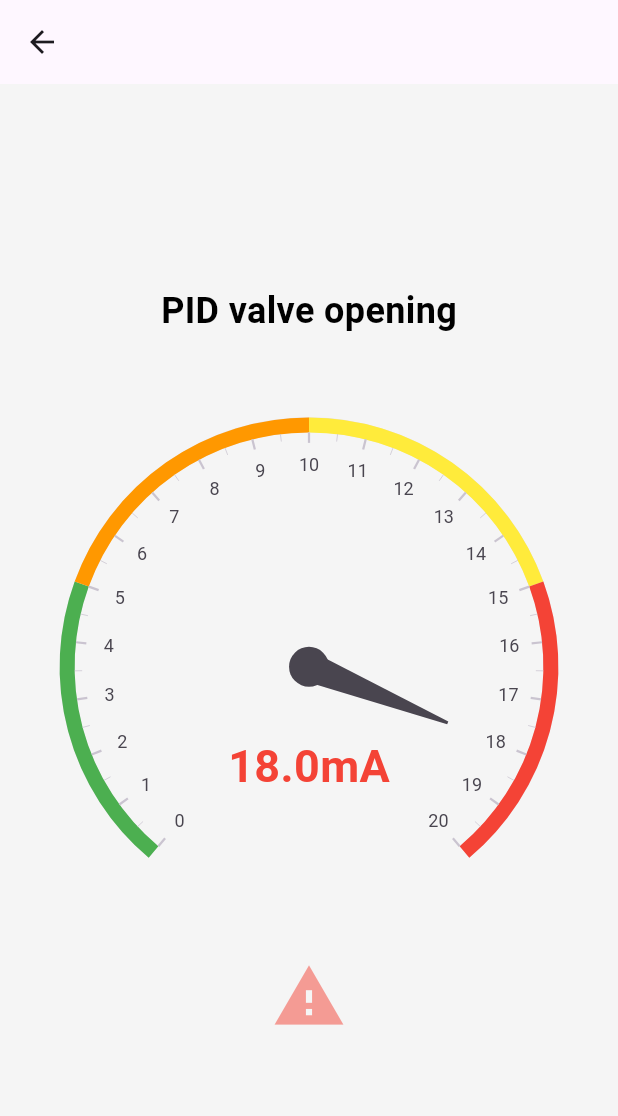
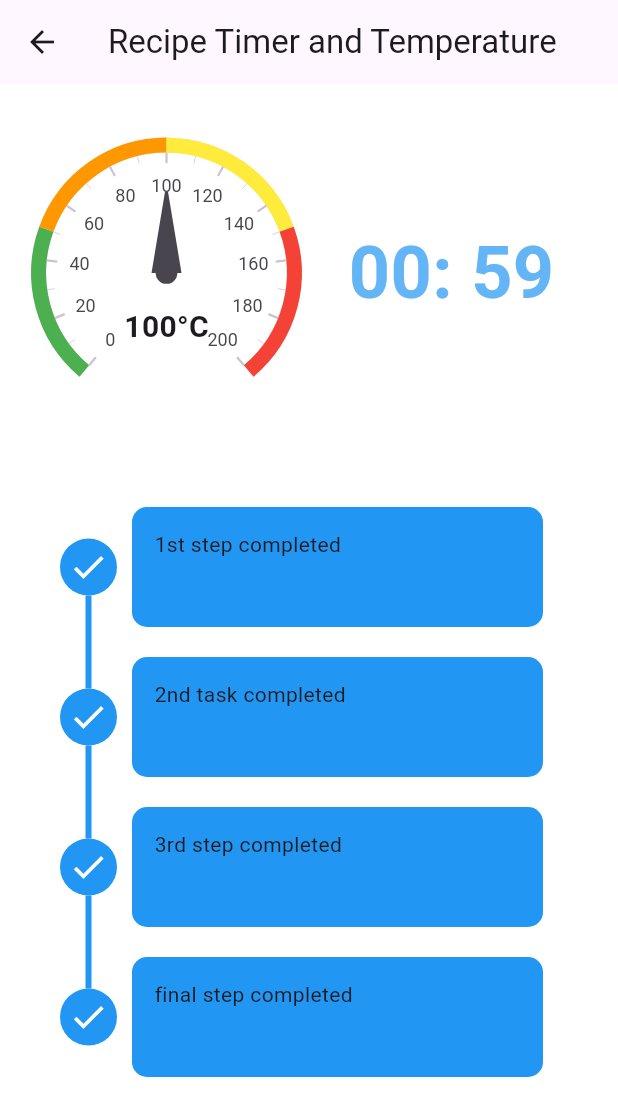
Before and after one commit to Sathwikkd/skf-dashboard-app, a Flutter app: the screen it shows after launch, after a tap on "Active Devices", on a phone screen of 412 x 824 dp. Shown: the top 1116 px of the screen. Run offline on Flutter 3.47's test engine with Material 3 defaults, Android fonts, the phone set to English and light mode, and no system bars; drawn by our look-alikes of syncfusion_flutter_gauges, timeline_tile; our stand-ins replace google_fonts.

Commit message:
recipe added

```diff
--- /dev/null
+++ b/lib/components/event_card.dart
@@ -0,0 +1,27 @@
+import 'package:flutter/material.dart';
+
+class EventCard extends StatelessWidget {
+
+  final bool isPast;
+  final child;
+  const EventCard({
+    super.key,
+    required this.isPast,
+    required this.child
+    });
+
+  @override
+  Widget build(BuildContext context) {
+    return Container(
+     margin:const EdgeInsets.all(10),
+      padding:const EdgeInsets.all(15),
+      decoration: BoxDecoration(color: isPast ? Colors.blue : Colors.blue.shade200,
+      borderRadius: BorderRadius.circular(10),
+      ),
+
+        child: child,
+
+      );
+
+  }
+}
--- /dev/null
+++ b/lib/components/timeline.dart
@@ -0,0 +1,41 @@
+import 'package:flutter/material.dart';
+import 'package:skf_project/components/event_card.dart';
+import 'package:timeline_tile/timeline_tile.dart';
+
+class MyTimeLine extends StatelessWidget {
+  final isFirst;
+  final isLast;
+  final isPast;
+  final eventcard;
+  const MyTimeLine({super.key,
+  required this.isFirst,
+  required this.isLast,
+  required this.isPast,
+  required this.eventcard
+  });
+
+  @override
+  Widget build(BuildContext context) {
+    return SizedBox(height: 100,
+      child: TimelineTile(
+        isFirst: isFirst,
+        isLast: isLast,
+        //line decoration
+        beforeLineStyle: LineStyle(color:isPast? Colors.blue : Colors.blue.shade200),
+        //icon styling
+        indicatorStyle: IndicatorStyle(
+          width: 38,
+          color:isPast ? Colors.blue : Colors.blue.shade200,
+          iconStyle: IconStyle(iconData: Icons.done,
+          color:isPast ? Colors.white : Colors.blue.shade200),
+        ),
+
+        //event cards
+        endChild: EventCard(
+          isPast: isPast,
+          child: eventcard,
+        ),
+      ),
+    );
+  }
+}
--- a/lib/features/home/pages/home_page.dart
+++ b/lib/features/home/pages/home_page.dart
@@ -1,5 +1,6 @@
 import 'package:flutter/material.dart';
 import 'package:google_fonts/google_fonts.dart';
+import 'package:skf_project/features/home/pages/recipe.dart';
 import 'package:skf_project/features/home/pages/temperature_status.dart';
 import 'package:skf_project/features/home/pages/valve_status.dart';
 import 'package:skf_project/features/home/widgets/custom_home_page_card.dart';
@@ -62,7 +63,7 @@ class _HomePageState extends State<HomePage> {
               ),
               GestureDetector(
                 onTap: () {
-                  Navigator.push(context, MaterialPageRoute(builder: (context)=>const ValveStatus()));
+                  Navigator.push(context, MaterialPageRoute(builder: (context)=> TimerClockPage()));
                 },
                 child: const CustomHomePageCard(
                   title: "Active Devices",
--- /dev/null
+++ b/lib/features/home/pages/recipe.dart
@@ -0,0 +1,149 @@
+import 'dart:async';
+import 'package:flutter/material.dart';
+import 'package:skf_project/components/timeline.dart';
+import 'package:syncfusion_flutter_gauges/gauges.dart';
+
+class TimerClockPage extends StatefulWidget {
+  @override
+  _TimerClockPageState createState() => _TimerClockPageState();
+}
+
+class _TimerClockPageState extends State<TimerClockPage> {
+  final int timerMaxSeconds = 60;
+  int currentSeconds = 0;
+  Timer? _timer;
+
+  String get timerText =>
+      '${((timerMaxSeconds - currentSeconds) ~/ 60).toString().padLeft(2, '0')}: ${((timerMaxSeconds - currentSeconds) % 60).toString().padLeft(2, '0')}';
+
+  void startTimeout() {
+    _timer = Timer.periodic(Duration(seconds: 1), (timer) {
+      setState(() {
+        currentSeconds = timer.tick;
+        if (timer.tick >= timerMaxSeconds) {
+          timer.cancel();
+        }
+      });
+    });
+  }
+
+  @override
+  void initState() {
+    super.initState();
+    startTimeout();
+  }
+
+  @override
+  void dispose() {
+    _timer?.cancel();
+    super.dispose();
+  }
+
+  @override
+  Widget build(BuildContext context) {
+    return Scaffold(
+      backgroundColor: Colors.white,
+      appBar: AppBar(
+        title: const Text('Recipe Timer and Temperature'),
+      ),
+      body: Column(
+        children: [
+          Padding(
+            padding: const EdgeInsets.all(16.0),
+            child: Row(
+              mainAxisAlignment: MainAxisAlignment.spaceEvenly,
+              children: [
+                Expanded(
+                  flex: 1,
+                  child: SizedBox(
+                    height: 220,
+                    child: SfRadialGauge(
+                      axes: <RadialAxis>[
+                        RadialAxis(
+                          minimum: 0,
+                          maximum: 200,
+                          interval: 20,
+                          ranges: <GaugeRange>[
+                            GaugeRange(
+                              startValue: 0,
+                              endValue: 50,
+                              color: Colors.green,
+                            ),
+                            GaugeRange(
+                              startValue: 50,
+                              endValue: 100,
+                              color: Colors.orange,
+                            ),
+                            GaugeRange(
+                              startValue: 100,
+                              endValue: 150,
+                              color: Colors.yellow,
+                            ),
+                            GaugeRange(
+                              startValue: 150,
+                              endValue: 200,
+                              color: Colors.red,
+                            ),
+                          ],
+                          pointers: const <GaugePointer>[
+                            NeedlePointer(
+                              value: 100,
+                              enableAnimation: true,
+                            ),
+                          ],
+                          annotations: const <GaugeAnnotation>[
+                            GaugeAnnotation(
+                              widget: Text(
+                                '100°C',
+                                style: TextStyle(
+                                  fontSize: 20,
+                                  fontWeight: FontWeight.bold,
+                                ),
+                              ),
+                              positionFactor: 0.4,
+                              angle: 90,
+                            ),
+                          ],
+                        ),
+                      ],
+                    ),
+                  ),
+                ),
+                Expanded(
+                  flex: 1,
+                  child: SizedBox(
+                    height: 150,
+                    child: Center(
+                      child: Text(
+                        timerText,
+                        style: TextStyle(
+                          fontSize: 48,
+                          fontWeight: FontWeight.bold,
+                          color: Colors.blue[300],
+                        ),
+                      ),
+                    ),
+                  ),
+                ),
+              ],
+            ),
+          ),
+
+          const SizedBox(height: 20),
+
+          Expanded(
+            child: ListView(
+              padding: const EdgeInsets.symmetric(horizontal: 40),
+              children:const [
+                MyTimeLine(isFirst: true, isLast: false, isPast: true,eventcard: Text('1st step completed'),),
+                MyTimeLine(isFirst: false, isLast: false, isPast: true,eventcard: Text('2nd task completed'),),
+                MyTimeLine(isFirst: false, isLast: false, isPast: true,eventcard: Text('3rd step completed'),),
+                MyTimeLine(isFirst: false, isLast: true, isPast: true,eventcard: Text('final step completed'),),
+              ],
+            ),
+          ),
+        ],
+      ),
+    );
+  }
+}
--- a/lib/features/home/pages/temperature_status.dart
+++ b/lib/features/home/pages/temperature_status.dart
@@ -46,8 +46,11 @@ class _TemperatureStatusState extends State<TemperatureStatus> with SingleTicker
     return Scaffold(
       backgroundColor: Colors.grey.shade100,
       appBar: AppBar(),
-        body: Column(
-          mainAxisAlignment: MainAxisAlignment.center,
+        body: Padding(
+          padding: const EdgeInsets.only(top:20),
+          child: Column(
+            mainAxisAlignment: MainAxisAlignment.start,
+            crossAxisAlignment: CrossAxisAlignment.center,
             children: [
               const Text(
                 'Real time temperature gauge',
@@ -124,6 +127,7 @@ class _TemperatureStatusState extends State<TemperatureStatus> with SingleTicker
                 const Icon(Icons.warning, color: Colors.grey, size: 50),
             ],
           ),
+        ),
     );
   }
 }
--- a/pubspec.yaml
+++ b/pubspec.yaml
@@ -36,6 +36,8 @@ dependencies:
   # Use with the CupertinoIcons class for iOS style icons.
   cupertino_icons: ^1.0.8
   google_fonts: ^6.2.1
+  syncfusion_flutter_sliders: ^27.1.50
+  timeline_tile: ^2.0.0
 
 dev_dependencies:
   flutter_test:
```
Also changed, not shown: pubspec.lock. Lines whose indentation alone changed are shown as unchanged.
